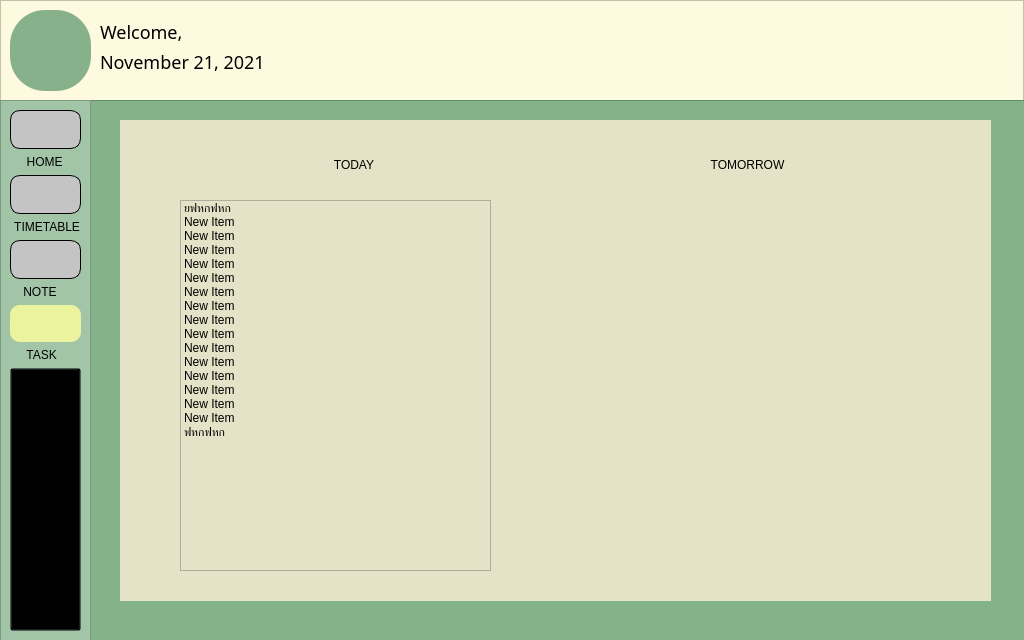
Above: task_window.ui from The-name-FPGN-is-already-taken/NoteMe before the change. Below: the same form after it.
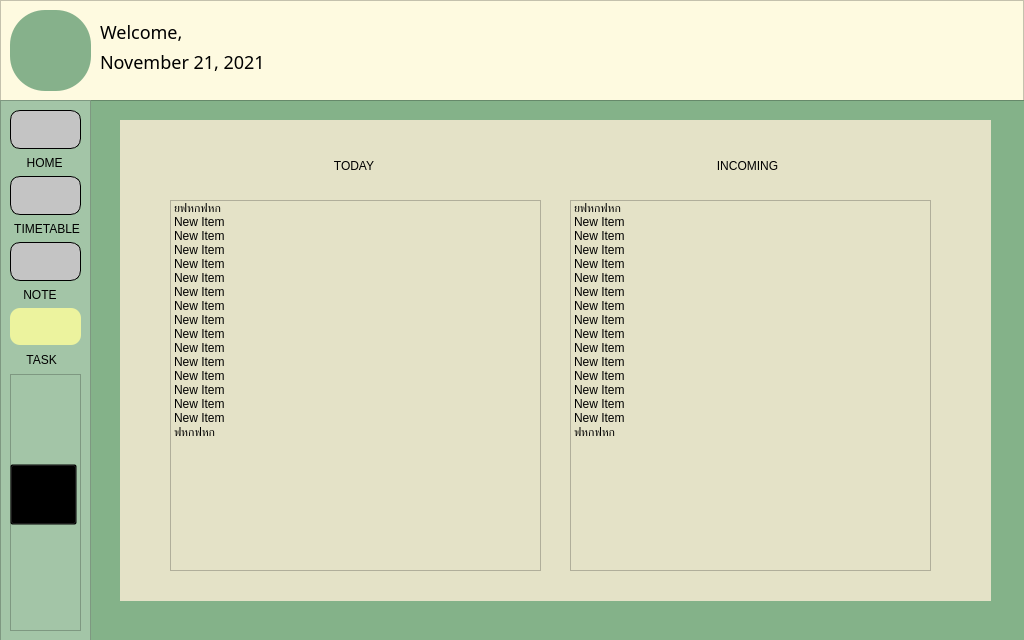
That is the form after the change. Icons and pictures are not drawn.

What changed in the file:
```diff
--- a/task_window.ui
+++ b/task_window.ui
@@ -231,7 +231,7 @@
         <x>40</x>
         <y>30</y>
         <width>781</width>
-        <height>30</height>
+        <height>31</height>
        </rect>
       </property>
       <layout class="QHBoxLayout" name="TodayTomorrowLabelLayout">
@@ -254,7 +254,7 @@
           <string notr="true">font: 75 14pt &quot;AvenirNext LT Pro Bold&quot;;</string>
          </property>
          <property name="text">
-          <string>TOMORROW</string>
+          <string>INCOMING</string>
          </property>
          <property name="alignment">
           <set>Qt::AlignCenter</set>
@@ -266,9 +266,104 @@
      <widget class="QListWidget" name="listWidget">
       <property name="geometry">
        <rect>
-        <x>60</x>
+        <x>50</x>
         <y>80</y>
-        <width>311</width>
+        <width>371</width>
+        <height>371</height>
+       </rect>
+      </property>
+      <item>
+       <property name="text">
+        <string>ยฟหกฟหก</string>
+       </property>
+      </item>
+      <item>
+       <property name="text">
+        <string>New Item</string>
+       </property>
+      </item>
+      <item>
+       <property name="text">
+        <string>New Item</string>
+       </property>
+      </item>
+      <item>
+       <property name="text">
+        <string>New Item</string>
+       </property>
+      </item>
+      <item>
+       <property name="text">
+        <string>New Item</string>
+       </property>
+      </item>
+      <item>
+       <property name="text">
+        <string>New Item</string>
+       </property>
+      </item>
+      <item>
+       <property name="text">
+        <string>New Item</string>
+       </property>
+      </item>
+      <item>
+       <property name="text">
+        <string>New Item</string>
+       </property>
+      </item>
+      <item>
+       <property name="text">
+        <string>New Item</string>
+       </property>
+      </item>
+      <item>
+       <property name="text">
+        <string>New Item</string>
+       </property>
+      </item>
+      <item>
+       <property name="text">
+        <string>New Item</string>
+       </property>
+      </item>
+      <item>
+       <property name="text">
+        <string>New Item</string>
+       </property>
+      </item>
+      <item>
+       <property name="text">
+        <string>New Item</string>
+       </property>
+      </item>
+      <item>
+       <property name="text">
+        <string>New Item</string>
+       </property>
+      </item>
+      <item>
+       <property name="text">
+        <string>New Item</string>
+       </property>
+      </item>
+      <item>
+       <property name="text">
+        <string>New Item</string>
+       </property>
+      </item>
+      <item>
+       <property name="text">
+        <string>ฟหกฟหก</string>
+       </property>
+      </item>
+     </widget>
+     <widget class="QListWidget" name="listWidget_incoming">
+      <property name="geometry">
+       <rect>
+        <x>450</x>
+        <y>80</y>
+        <width>361</width>
         <height>371</height>
        </rect>
       </property>
@@ -544,20 +639,36 @@
       </layout>
      </item>
      <item>
-      <widget class="QPushButton" name="addTask">
-       <property name="cursor">
-        <cursorShape>PointingHandCursor</cursorShape>
+      <widget class="QFrame" name="frame_2">
+       <property name="frameShape">
+        <enum>QFrame::StyledPanel</enum>
        </property>
-       <property name="focusPolicy">
-        <enum>Qt::ClickFocus</enum>
+       <property name="frameShadow">
+        <enum>QFrame::Raised</enum>
        </property>
-       <property name="styleSheet">
-        <string notr="true">background: rgba(0,0,0,0);
+       <widget class="QPushButton" name="addTask">
+        <property name="geometry">
+         <rect>
+          <x>0</x>
+          <y>90</y>
+          <width>67</width>
+          <height>61</height>
+         </rect>
+        </property>
+        <property name="cursor">
+         <cursorShape>PointingHandCursor</cursorShape>
+        </property>
+        <property name="focusPolicy">
+         <enum>Qt::ClickFocus</enum>
+        </property>
+        <property name="styleSheet">
+         <string notr="true">background: rgba(0,0,0,0);
 image: url(D:/NotaProject/pics/add.png);</string>
-       </property>
-       <property name="text">
-        <string/>
-       </property>
+        </property>
+        <property name="text">
+         <string/>
+        </property>
+       </widget>
       </widget>
      </item>
     </layout>
```
Left out of the diff: 4 changed lines with no effect on the pictures.
